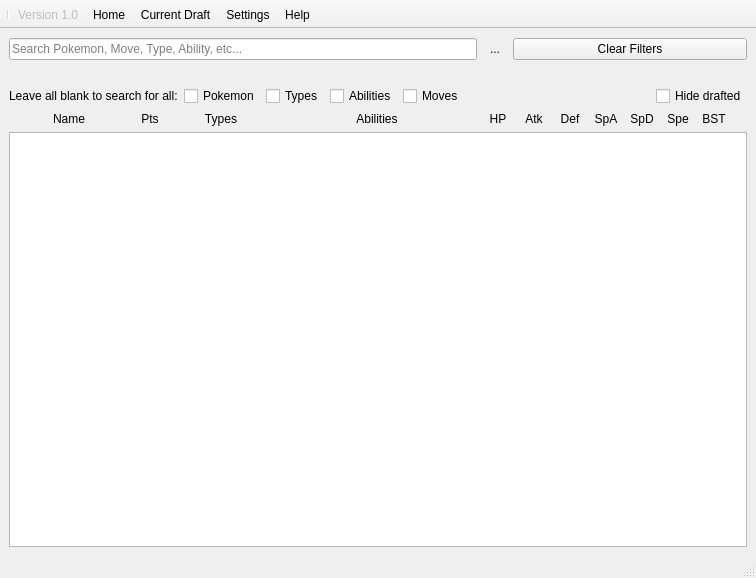
Old version of the form assets/ui/main.ui in the repository elliottsneath/Pokemon-Searcher.
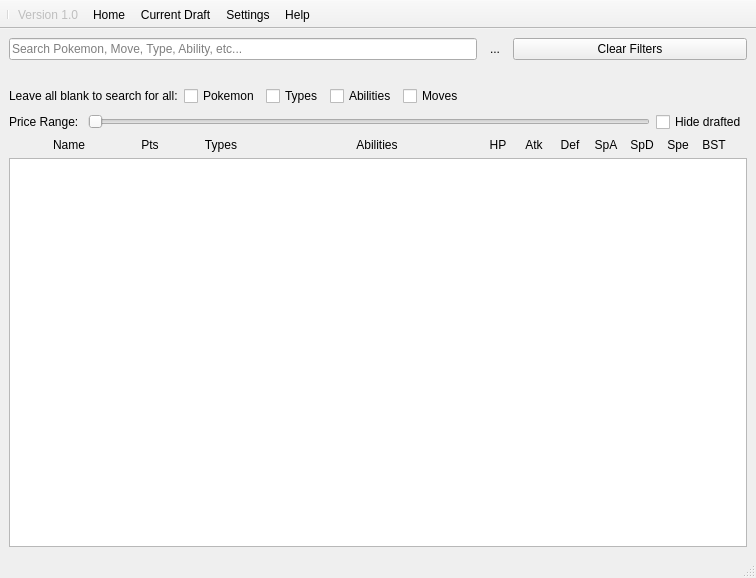
New version of the form. Icons and pictures are not drawn. Custom widgets are drawn as their Qt base class.

Commit message:
Add draft price filter and sync fixes
This commit adds a cost range slider to the main UI and wires it into filtering, while updating the animated button styling and draft board parsing for more sheet variants and Pokémon forms. It also improves Google Sheet sync handling with refresh support, sheet selection fallbacks, and an in-app debug panel for stdout/stderr output.

```diff
--- a/assets/ui/main.ui
+++ b/assets/ui/main.ui
@@ -171,6 +171,24 @@
             </property>
            </spacer>
           </item>
+         </layout>
+        </item>
+        <item>
+         <layout class="QHBoxLayout" name="horizontalLayout_19">
+          <item>
+           <widget class="QLabel" name="label_11">
+            <property name="text">
+             <string>Price Range: </string>
+            </property>
+           </widget>
+          </item>
+          <item>
+           <widget class="RangeSlider" name="horizontalSlider">
+            <property name="orientation">
+             <enum>Qt::Orientation::Horizontal</enum>
+            </property>
+           </widget>
+          </item>
           <item>
            <widget class="QCheckBox" name="hideDraftedCheckbox">
             <property name="sizePolicy">
@@ -1662,6 +1680,11 @@
    <extends>QLabel</extends>
    <header>assets.ui.clickable_label</header>
   </customwidget>
+  <customwidget>
+   <class>RangeSlider</class>
+   <extends>QSlider</extends>
+   <header>common.custom_widgets</header>
+  </customwidget>
  </customwidgets>
  <resources/>
  <connections/>
```
Left out of the diff: 2 changed lines with no effect on the pictures. The commit also changes 12 other files.
